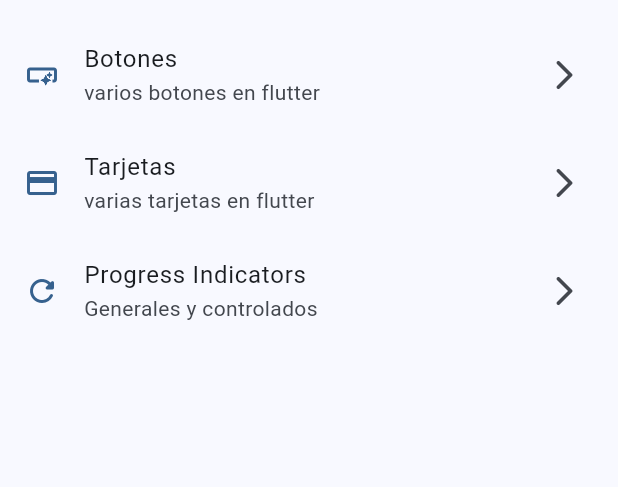
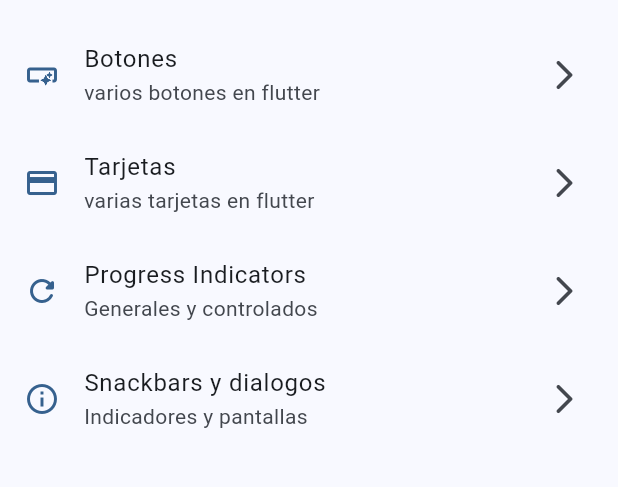
Before and after one commit to isamed92/widget-update, a Flutter app: the screen it shows after launch, on a phone screen of 412 x 824 dp, the part 63-550 px from its top. Run offline on Flutter 3.47's test engine with Material 2 defaults, Android fonts, the phone set to English and light mode, and no system bars; our stand-ins replace go_router.

Commit message:
snackbars dialogs added

```diff
--- a/lib/config/menu/menu_items.dart
+++ b/lib/config/menu/menu_items.dart
@@ -29,4 +29,9 @@ const appMenuItems = <MenuItems>[
       subTitle: 'Generales y controlados',
       link: '/progress',
       icon: Icons.refresh_rounded),
+  MenuItems(
+      title: 'Snackbars y dialogos',
+      subTitle: 'Indicadores y pantallas',
+      link: '/snackbars',
+      icon: Icons.info_outline),
 ];
--- a/lib/config/router/app_router.dart
+++ b/lib/config/router/app_router.dart
@@ -31,6 +31,12 @@ final GoRouter appRouter = GoRouter(
             return const ProgressScreen();
           },
         ),
+        GoRoute(
+          path: 'snackbars',
+          builder: (BuildContext context, GoRouterState state) {
+            return const SnackBarScreen();
+          },
+        ),
       ],
     ),
   ],
--- a/lib/main.dart
+++ b/lib/main.dart
@@ -12,6 +12,7 @@ class MainApp extends StatelessWidget {
   @override
   Widget build(BuildContext context) {
     return MaterialApp.router(
+      title: 'Flutter widgets app',
       routerConfig: appRouter,
       debugShowCheckedModeBanner: false,
       theme: AppTheme().getTheme(),
```
Also changed, not shown: lib/presentation/screens/snack_bar/snack_bar_screen.dart (+54 -2 lines).
